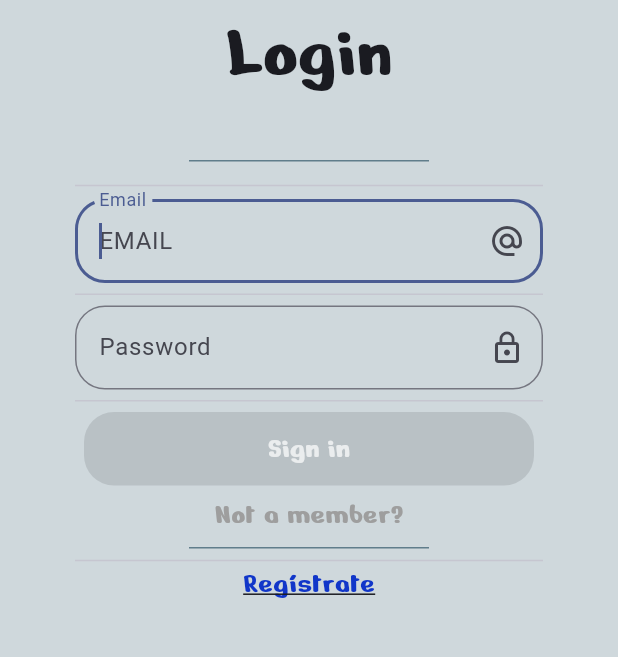
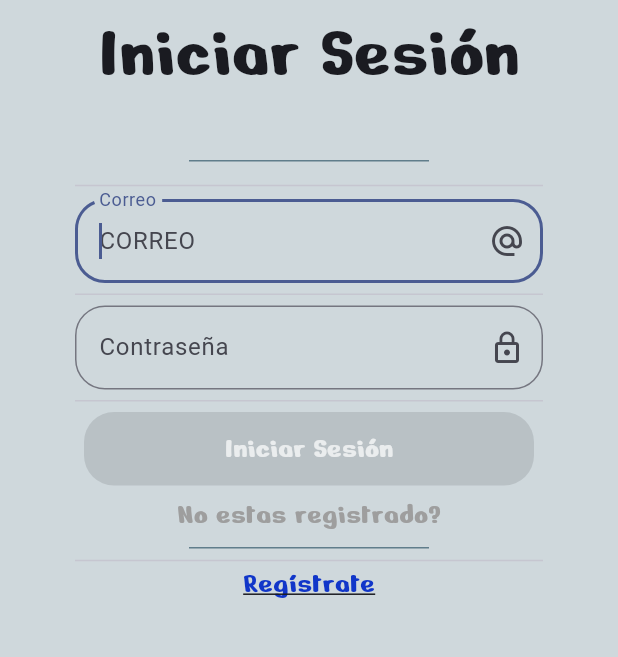
Before and after one commit to MarceloCheloMacedo/InteraccionHumanaComputadora, a Flutter app: the screen it shows after launch, on a phone screen of 412 x 824 dp, the part 482-1139 px from its top. Run offline on Flutter 3.47's test engine with Material 2 defaults, Android fonts, the phone set to English and light mode, and no system bars; our stand-ins replace cloud_firestore, csc_picker, date_field, firebase_auth, firebase_core, google_sign_in and 1 more; missing offline and left inert: time_range_picker; accounts and stored records are empty.

Commit message:
Pasar a español

```diff
--- a/your_teacher/lib/Pantallas/login.dart
+++ b/your_teacher/lib/Pantallas/login.dart
@@ -61,7 +61,7 @@ class _MyLogginState extends State<MyLoggin> {
                 ),
               ),
               const Text(
-                'Login',
+                'Iniciar Sesión',
                 style: TextStyle(fontFamily: 'NerkoOne', fontSize: 50.0),
               ),
               const Text(
@@ -83,8 +83,8 @@ class _MyLogginState extends State<MyLoggin> {
                 autofocus: true,
                 textCapitalization: TextCapitalization.characters,
                 decoration: InputDecoration(
-                  hintText: 'EMAIL',
-                  labelText: 'Email',
+                  hintText: 'CORREO',
+                  labelText: 'Correo',
                   suffixIcon: const Icon(Icons.alternate_email),
                   border: OutlineInputBorder(
                       borderRadius: BorderRadius.circular(20.0)),
@@ -104,8 +104,8 @@ class _MyLogginState extends State<MyLoggin> {
                 autofocus: true,
                 textCapitalization: TextCapitalization.characters,
                 decoration: InputDecoration(
-                  hintText: 'Password',
-                  labelText: 'Password',
+                  hintText: 'CONTRASEÑA',
+                  labelText: 'Contraseña',
                   suffixIcon: const Icon(Icons.lock_outline),
                   border: OutlineInputBorder(
                       borderRadius: BorderRadius.circular(20.0)),
@@ -128,7 +128,7 @@ class _MyLogginState extends State<MyLoggin> {
                   ),
                 ),
                 child: const Text(
-                  'Sign in',
+                  'Iniciar Sesión',
                   style: TextStyle(
                     color: Colors.white70,
                     fontSize: 20.0,
@@ -173,7 +173,7 @@ class _MyLogginState extends State<MyLoggin> {
               // String? email =
               //        Provider.of<AppState>(context).usuarioLogeado;
               const SizedBox(height: 5), // Agregar espacio entre los botones
-              const Text('Not a member?',
+              const Text('No estas registrado?',
                   style: TextStyle(
                       fontFamily: 'NerkoOne',
                       fontSize: 20.0,
--- a/your_teacher/lib/Pantallas/register.dart
+++ b/your_teacher/lib/Pantallas/register.dart
@@ -151,6 +151,13 @@ class _RegisterState extends State<Register> {
                         _dateOfBirth =
                             DateFormat('yyyy-MM-dd').format(pickedDate);
                       });
+                    } else {
+                      // Show an error message when the user cancels date selection
+                      ScaffoldMessenger.of(context).showSnackBar(
+                        SnackBar(
+                          content: Text('Fecha de nacimiento es requerida'),
+                        ),
+                      );
                     }
                   },
                   child: Container(
```
